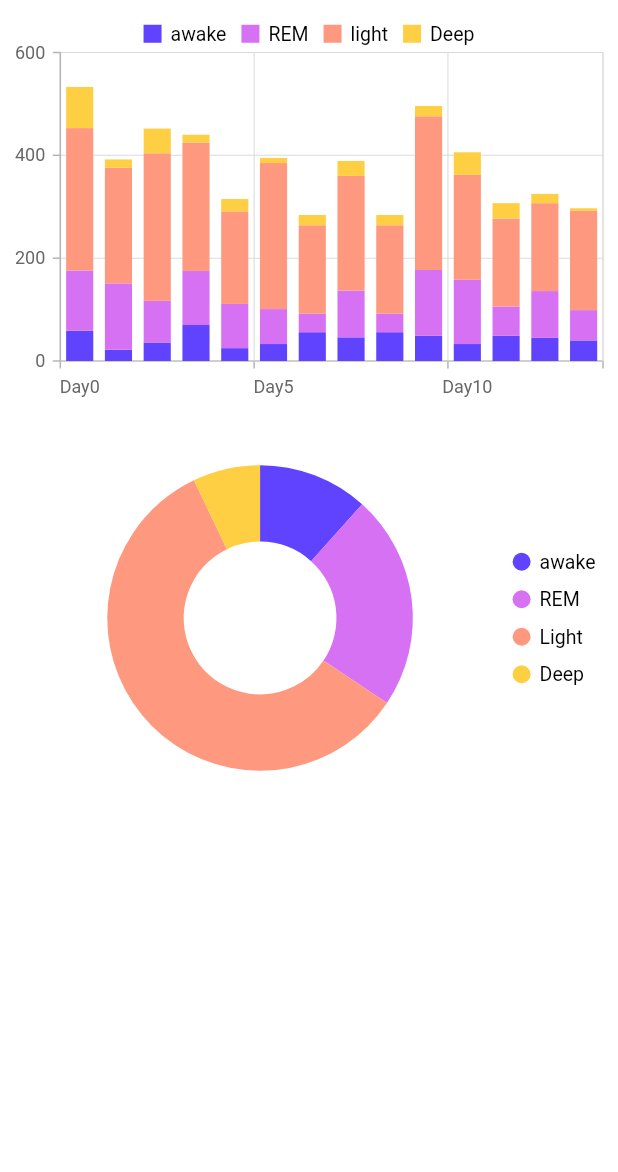
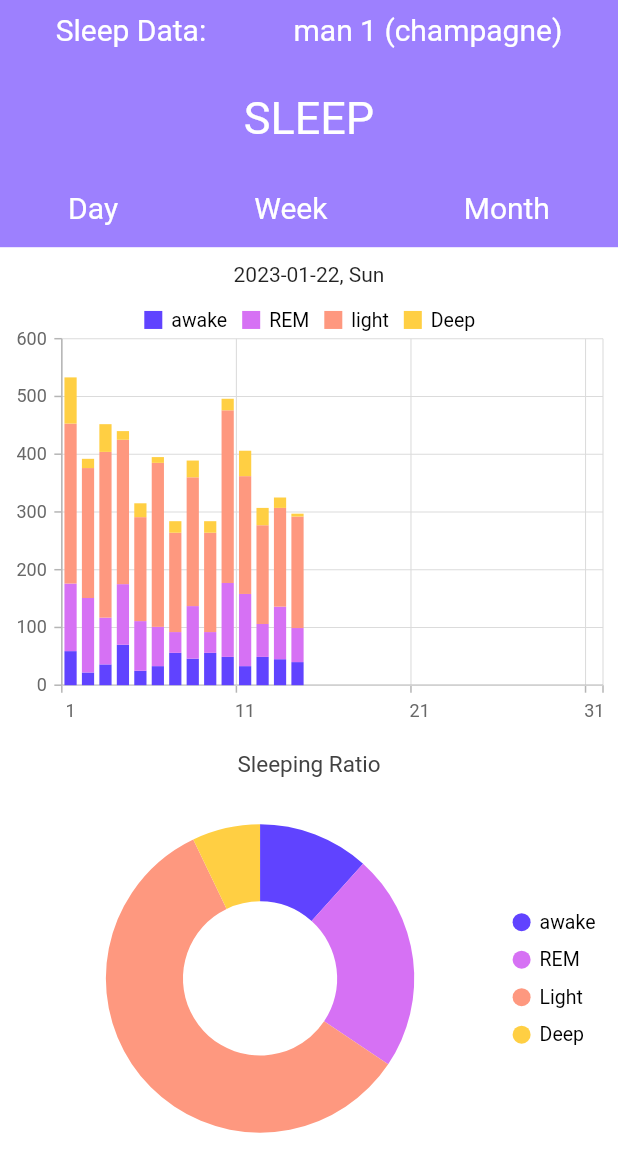
Before and after one commit to mujtabax18/sleepingdata, a Flutter app: the screen it shows after launch, on a phone screen of 412 x 824 dp. Shown: the top 1172 px of the screen. Run offline on Flutter 3.47's test engine with Material 2 defaults, Android fonts, the phone set to English and light mode, and no system bars; our stand-ins replace dropdown_button2, syncfusion_flutter_charts.

Commit message:
Getting data from Raw data

```diff
--- a/lib/data/rawdata.dart
+++ b/lib/data/rawdata.dart
@@ -131,6 +131,72 @@ var RawData = {
       55,
     ],
   },
+  'man 3 (champagne)': {
+    'awake': [
+      46,
+      31,
+      49,
+      30,
+      23,
+      24,
+      56,
+      35,
+      36,
+      44,
+      42,
+      30,
+      37,
+      55,
+    ],
+    'REM': [
+      114,
+      60,
+      67,
+      99,
+      99,
+      73,
+      125,
+      97,
+      78,
+      78,
+      121,
+      71,
+      121,
+      58,
+    ],
+    'Light': [
+      290,
+      172,
+      237,
+      324,
+      266,
+      306,
+      274,
+      253,
+      308,
+      308,
+      335,
+      262,
+      206,
+      291,
+    ],
+    'Deep': [
+      27,
+      51,
+      23,
+      21,
+      39,
+      38,
+      49,
+      54,
+      49,
+      55,
+      25,
+      20,
+      25,
+      22,
+    ],
+  },
 };
 
 // 'man 2 (champagne)': {
--- a/lib/screens/graphpage.dart
+++ b/lib/screens/graphpage.dart
@@ -1,3 +1,4 @@
+import 'package:dropdown_button2/dropdown_button2.dart';
 import 'package:flutter/material.dart';
 import 'package:collection/collection.dart';
 import 'package:sleepingdata/model/doughnutchartmodel.dart';
@@ -39,7 +40,6 @@ class _GraphPageState extends State<GraphPage> {
     List<int> rem = tempGetData.GetSubjectPropertyValue(subject, 'REM');
     List<int> light = tempGetData.GetSubjectPropertyValue(subject, 'Light');
     List<int> deep = tempGetData.GetSubjectPropertyValue(subject, 'Deep');
-    print(awake);
     culomnChartData = getculomnchartdata(
       awake: awake,
       rem: rem,
@@ -61,9 +61,16 @@ class _GraphPageState extends State<GraphPage> {
     required List<int> deep,
   }) {
     List<CulomnChartData> tempList = [];
-    for (var i = 0; i < awake.length; i++) {
-      tempList
-          .add(CulomnChartData('Day$i', awake[i], rem[i], light[i], deep[i]));
+    for (var i = 0; i <= 30; i++) {
+      tempList.add(
+        CulomnChartData(
+          '${i + 1}',
+          awake.length - 1 < i ? 0 : awake[i],
+          rem.length - 1 < i ? 0 : rem[i],
+          light.length - 1 < i ? 0 : light[i],
+          deep.length - 1 < i ? 0 : deep[i],
+        ),
+      );
     }
     return tempList;
   }
@@ -92,31 +99,111 @@ class _GraphPageState extends State<GraphPage> {
 
   @override
   Widget build(BuildContext context) {
-    List<CulomnChartData> chartData = [
-      CulomnChartData('person1', 59, 117, 277, 28),
-      CulomnChartData('person2', 42, 115, 335, 53),
-      CulomnChartData('person3', 46, 114, 290, 27),
-      CulomnChartData('person4', 18, 98, 163, 83),
-      CulomnChartData('person5', 46, 114, 290, 27),
-      CulomnChartData('person6', 18, 98, 163, 83),
-    ];
-
+    final mediaQuery = MediaQuery.of(context).size;
     return Scaffold(
       backgroundColor: Colors.white,
       body: SafeArea(
-        child: Column(
+        child: ListView(
           children: [
-            AspectRatio(
-              aspectRatio: 1.5,
-              child: bar_test(
-                chartData: culomnChartData,
+            Container(
+              height: mediaQuery.height / 5,
+              decoration: BoxDecoration(
+                color: Color(0xff9D80FE),
+              ),
+              child: Column(
+                mainAxisAlignment: MainAxisAlignment.spaceBetween,
+                children: [
+                  Padding(
+                    padding: const EdgeInsets.only(top: 8, left: 8, right: 8),
+                    child: Row(
+                      mainAxisAlignment: MainAxisAlignment.spaceAround,
+                      children: [
+                        Text(
+                          'Sleep Data:',
+                          style: TextStyle(
+                            color: Colors.white,
+                            fontSize: 20,
+                          ),
+                        ),
+                        PopupMenuButton(
+                          onSelected: (value) {
+                            setState(() {
+                              _selectedSubject = subjectList.indexOf(value);
+                              Updatedata(subjectList[_selectedSubject]);
+                            });
+                          },
+                          initialValue: subjectList[_selectedSubject],
+                          child: Center(
+                              child: Text('${subjectList[_selectedSubject]}',
+                                  style: TextStyle(
+                                    color: Colors.white,
+                                    fontSize: 20,
+                                  ))),
+                          itemBuilder: (context) {
+                            return List.generate(subjectList.length, (index) {
+                              return PopupMenuItem(
+                                value: subjectList[index],
+                                child: Text('${subjectList[index]}',
+                                    style: TextStyle(
+                                      color: Colors.black,
+                                      fontSize: 20,
+                                    )),
+                              );
+                            });
+                          },
+                        ),
+                      ],
+                    ),
+                  ),
+                  Text(
+                    'SLEEP',
+                    style: TextStyle(
+                      color: Colors.white,
+                      fontWeight: FontWeight.w400,
+                      fontSize: 30,
+                    ),
+                  ),
+                  Padding(
+                    padding: const EdgeInsets.only(bottom: 15),
+                    child: Row(
+                      mainAxisAlignment: MainAxisAlignment.spaceAround,
+                      children: [
+                        Text(
+                          'Day',
+                          style: TextStyle(
+                            color: Colors.white,
+                            fontSize: 20,
+                          ),
+                        ),
+                        Text(
+                          'Week',
+                          style: TextStyle(
+                            color: Colors.white,
+                            fontSize: 20,
+                          ),
+                        ),
+                        Text(
+                          'Month',
+                          style: TextStyle(
+                            color: Colors.white,
+                            fontSize: 20,
+                          ),
+                        ),
+                      ],
+                    ),
+                  ),
+                ],
               ),
             ),
-            AspectRatio(
-              aspectRatio: 1.5,
-              child: Doughnut_test(
-                chartData: doughnutChartData,
-              ),
+            SizedBox(
+              height: 10,
+            ),
+            Center(child: Text('2023-01-22, Sun')),
+            bar_test(
+              chartData: culomnChartData,
+            ),
+            Doughnut_test(
+              chartData: doughnutChartData,
             ),
           ],
         ),
--- a/lib/widgets/custombarchart.dart
+++ b/lib/widgets/custombarchart.dart
@@ -27,7 +27,14 @@ class _bar_testState extends State<bar_test> {
     return Container(
         color: Colors.white,
         child: Container(
+            child: Column(
+          children: [
+            Container(
+              margin: EdgeInsets.only(
+                left: 1,
+              ),
               child: SfCartesianChart(
+                  plotAreaBorderWidth: 0,
                   tooltipBehavior: _tooltipBehavior,
                   legend: Legend(
                     isVisible: true,
@@ -63,6 +70,9 @@ class _bar_testState extends State<bar_test> {
                       name: 'Deep',
                       color: Color(0xffFFCF43),
                     )
-            ])));
+                  ]),
+            ),
+          ],
+        )));
   }
 }
--- a/lib/widgets/customdoughnutchart.dart
+++ b/lib/widgets/customdoughnutchart.dart
@@ -29,6 +29,10 @@ class _Doughnut_testState extends State<Doughnut_test> {
       color: Colors.white,
       child: Container(
           child: SfCircularChart(
+              tooltipBehavior: _tooltipBehavior,
+              title: ChartTitle(
+                text: 'Sleeping Ratio',
+              ),
               legend: Legend(isVisible: true),
               series: <CircularSeries>[
             // Renders doughnut chart
```
Lines whose indentation alone changed are shown as unchanged.
